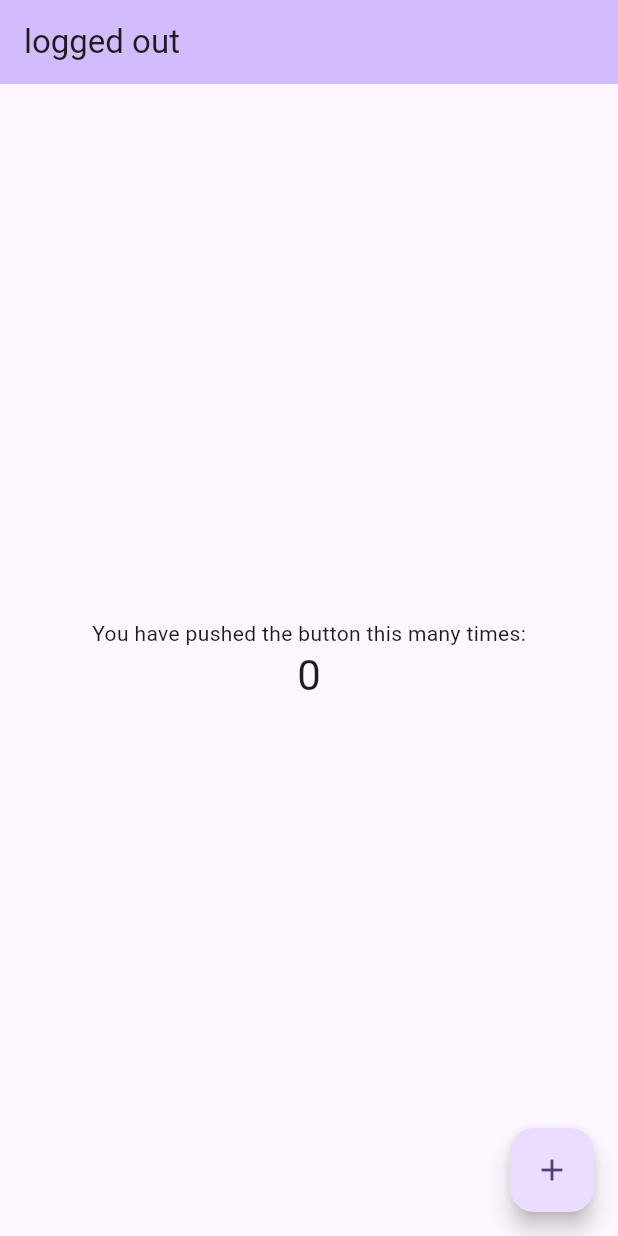
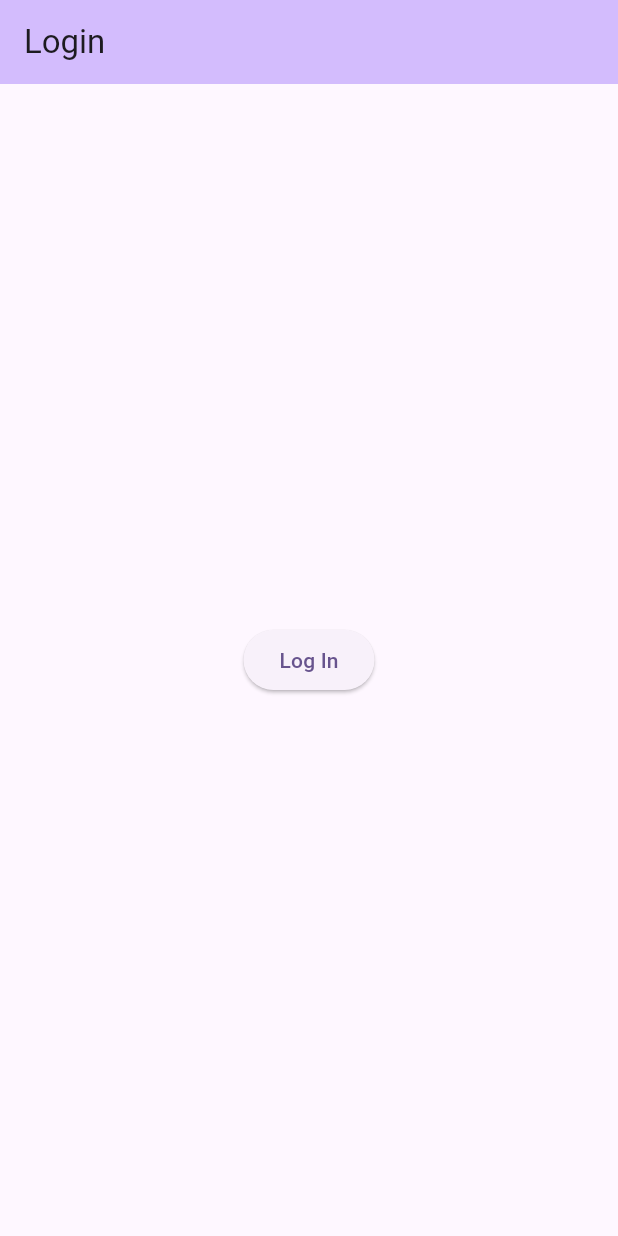
Before and after one commit to hikaritenchi/jasper-weight-tracker, a Flutter app: the screen it shows after launch, on a phone screen of 412 x 824 dp. Run offline on Flutter 3.47's test engine with Material 3 defaults, Android fonts, the light colour scheme and no system bars; our stand-ins replace firebase_auth, firebase_core, flutter_riverpod, riverpod_annotation; accounts and stored records are empty; generated files the repository leaves out were written again.

Commit message:
Add firebase login

```diff
--- /dev/null
+++ b/lib/login.dart
@@ -0,0 +1,43 @@
+import 'package:firebase_auth/firebase_auth.dart';
+import 'package:flutter/material.dart';
+import 'package:flutter_riverpod/flutter_riverpod.dart';
+
+class LoginPage extends ConsumerWidget {
+  const LoginPage({super.key, required this.title});
+
+  final String title;
+
+  @override
+  Widget build(BuildContext context, WidgetRef ref) {
+    return Scaffold(
+      appBar: AppBar(
+        backgroundColor: Theme.of(context).colorScheme.inversePrimary,
+        title: Text(title),
+      ),
+      body: const Center(
+        child: Column(
+          mainAxisAlignment: MainAxisAlignment.center,
+          children: <Widget>[
+            ElevatedButton(onPressed: logIn, child: Text("Log In")),
+          ],
+        ),
+      ),
+    );
+  }
+}
+
+logIn() async {
+  try {
+    await FirebaseAuth.instance.signInAnonymously();
+    print("Signed in with temporary account.");
+  } on FirebaseAuthException catch (e) {
+    switch (e.code) {
+      case "operation-not-allowed":
+        print("Anonymous auth hasn't been enabled for this project.");
+        break;
+      default:
+        print(e.code);
+        print("Unknown error.");
+    }
+  }
+}
--- a/lib/main.dart
+++ b/lib/main.dart
@@ -3,6 +3,7 @@ import 'package:firebase_core/firebase_core.dart';
 import 'package:flutter/material.dart';
 import 'package:flutter_riverpod/flutter_riverpod.dart';
 import 'package:jasper_weight_tracker/firebase_options.dart';
+import 'package:jasper_weight_tracker/login.dart';
 import 'package:riverpod_annotation/riverpod_annotation.dart';
 
 part 'main.g.dart';
@@ -16,8 +17,8 @@ void main() async {
 }
 
 @riverpod
-Stream<User?> loggedInUser(LoggedInUserRef ref) async* {
-  FirebaseAuth.instance.authStateChanges();
+Stream<User?> loggedInUser(LoggedInUserRef ref) {
+  return FirebaseAuth.instance.authStateChanges();
 }
 
 class MyApp extends ConsumerWidget {
@@ -28,16 +29,17 @@ class MyApp extends ConsumerWidget {
     final loggedInUser = ref.watch(loggedInUserProvider);
 
     return MaterialApp(
-        title: 'Flutter Demo',
-        theme: ThemeData(
-          colorScheme: ColorScheme.fromSeed(seedColor: Colors.deepPurple),
-          useMaterial3: true,
-        ),
-        home: switch (loggedInUser) {
-          AsyncValue(:final value) => null == value
-              ? MyHomePage(title: "logged out")
-              : MyHomePage(title: "logged in"),
-        });
+      title: 'Flutter Demo',
+      theme: ThemeData(
+        colorScheme: ColorScheme.fromSeed(seedColor: Colors.deepPurple),
+        useMaterial3: true,
+      ),
+      home: loggedInUser.when(
+        data: (user) => null == user ? LoginPage(title: "Login") : MyHomePage(title: "title"),
+        error: (a, b) => MyHomePage(title: "Error"),
+        loading: () => MyHomePage(title: "Loading"),
+      ),
+    );
   }
 }
 
```
Also changed, not shown: lib/main.g.dart.
